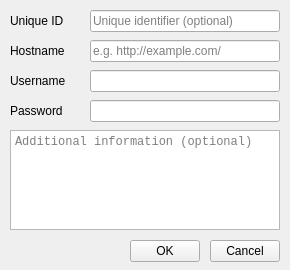
Before: the Qt Designer form newaccount.ui in cixtor/quickpass, drawn with Qt 5.
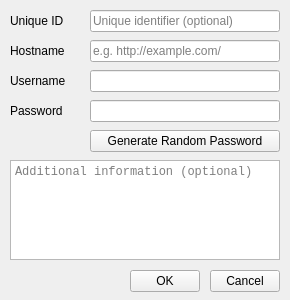
After: the same form once the commit is applied.

Commit message: Added. Generate random password for new account

Diff of the .ui file:
```diff
--- a/newaccount.ui
+++ b/newaccount.ui
@@ -7,19 +7,19 @@
     <x>0</x>
     <y>0</y>
     <width>290</width>
-    <height>270</height>
+    <height>300</height>
    </rect>
   </property>
   <property name="minimumSize">
    <size>
     <width>290</width>
-    <height>270</height>
+    <height>300</height>
    </size>
   </property>
   <property name="maximumSize">
    <size>
     <width>290</width>
-    <height>270</height>
+    <height>300</height>
    </size>
   </property>
   <property name="windowTitle">
@@ -123,11 +123,24 @@
     </rect>
    </property>
   </widget>
-  <widget class="QTextEdit" name="extraInfoInput">
+  <widget class="QPushButton" name="generatePasswordBtn">
    <property name="geometry">
     <rect>
-     <x>10</x>
+     <x>90</x>
      <y>130</y>
+     <width>190</width>
+     <height>22</height>
+    </rect>
+   </property>
+   <property name="text">
+    <string>Generate Random Password</string>
+   </property>
+  </widget>
+  <widget class="QTextEdit" name="extraInfoInput">
+   <property name="geometry">
+    <rect>
+     <x>10</x>
+     <y>160</y>
      <width>270</width>
      <height>100</height>
     </rect>
@@ -145,7 +158,7 @@
    <property name="geometry">
     <rect>
      <x>130</x>
-     <y>240</y>
+     <y>270</y>
      <width>70</width>
      <height>22</height>
     </rect>
@@ -158,7 +171,7 @@
    <property name="geometry">
     <rect>
      <x>210</x>
-     <y>240</y>
+     <y>270</y>
      <width>70</width>
      <height>22</height>
     </rect>
```
The commit also changes 2 other files.
